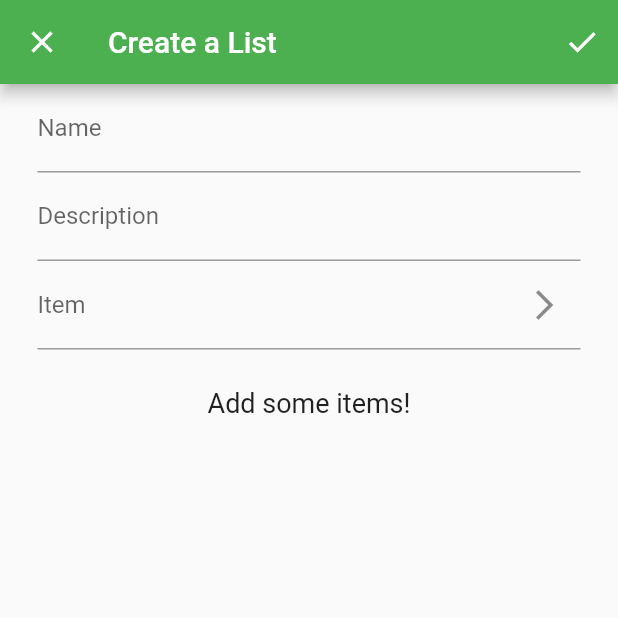
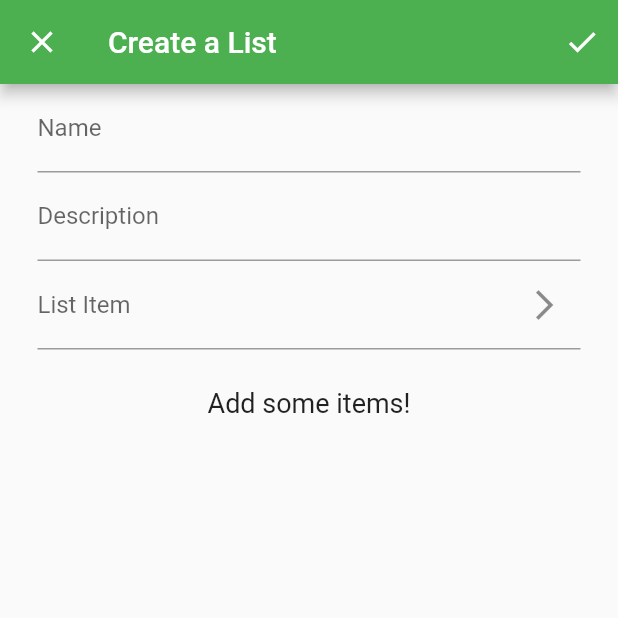
Before and after one commit to ForkBombGIT/List-Manager, a Flutter app: the screen it shows after launch, after a tap on the "add" icon, on a phone screen of 412 x 824 dp, the top half of it. Run offline on Flutter 3.47's test engine with Material 2 defaults, Android fonts, the phone set to English and light mode, and no system bars.

Commit message:
Add list editing after creation

```diff
--- a/list_manager/lib/homepage.dart
+++ b/list_manager/lib/homepage.dart
@@ -1,6 +1,7 @@
 import 'package:flutter/material.dart';
-import 'newlist.dart';
-import 'listobject.dart';
+import 'package:list_manager/newlist.dart';
+import 'package:list_manager/listobject.dart';
+import 'package:list_manager/listobjectview.dart';
 
 class HomePage extends StatefulWidget {
   HomePage({Key key, this.title}) : super(key: key);
@@ -23,7 +24,7 @@ class _HomePageState extends State<HomePage> {
           Expanded(
             child: Padding (
               padding: (lists.length == 0) ? EdgeInsets.symmetric(vertical: 25.0) : EdgeInsets.symmetric(vertical: 5.0, horizontal: 5.0),
-              child: _buildComponent()
+              child: _buildListComponent()
             ),
           ),
         ]
@@ -38,23 +39,8 @@ class _HomePageState extends State<HomePage> {
     );
   }
 
-  //opens window for list creation
-  _newList(BuildContext ctx) async {
-    ListObject result = await Navigator.push(
-      ctx,
-      MaterialPageRoute(builder: (context) => NewList()),
-    );
-
-    //if there is a result, add it to the list
-    if (result != null) {
-      setState(() {
-        lists.add(result);
-      });
-    }
-  }
-
   //builds listview depending on whether there is data or not
-  Widget _buildComponent() {
+  Widget _buildListComponent() {
     if (lists.length == 0) return Text('Create some lists!', textAlign: TextAlign.center, style: TextStyle(fontSize: 24.0));
     return ListView.builder(
       itemCount: lists.length,
@@ -68,13 +54,34 @@ class _HomePageState extends State<HomePage> {
       child: ListTile (
         title: Text(lists[index].name),
         subtitle: Text(lists[index].description),
-        trailing: Icon(Icons.arrow_forward_ios),
-        onTap: () {_handleTileTap(ctx);}
+        onTap: () {
+            _handleTileTap(ctx,index);
+        },
       )
     );
   }
 
-  Widget _handleTileTap(BuildContext ctx) {
+  //opens window for list creation
+  _newList(BuildContext ctx) async {
+    ListObject result = await Navigator.push(
+      ctx,
+      MaterialPageRoute(builder: (context) => NewList(title: "Create a List")),
+    );
 
+    //if there is a result, add it to the list
+    if (result != null) {
+      setState(() {
+        lists.add(result);
+      });
+    }
+  }
+
+  _handleTileTap(BuildContext ctx, int index) async{
+    ListObject result = await Navigator.push(
+      ctx,
+      MaterialPageRoute(builder: (context) => ListObjectView(listobj: lists[index])),
+    );
+
+    lists[index] = result;
   }
 }
--- a/list_manager/lib/listobject.dart
+++ b/list_manager/lib/listobject.dart
@@ -1,6 +1,12 @@
 class ListObject {
   String name, description;
-  List contents;
+  List _contents;
 
-  ListObject(String name, String desc, List contents) : name = name, description = desc, contents = contents;
+  //constructor
+  ListObject(String name, String desc, List contents) : name = name, description = desc, _contents = contents;
+
+  //getters and setters
+  List getItems() {return _contents;}
+  addItem(String item) {_contents.add(item);}
+  removeItem(String item) {_contents.remove(item);}
 }
--- a/list_manager/lib/main.dart
+++ b/list_manager/lib/main.dart
@@ -1,5 +1,5 @@
 import 'package:flutter/material.dart';
-import 'homepage.dart';
+import 'package:list_manager/homepage.dart';
 
 void main() => runApp(ListManager());
 
--- a/list_manager/lib/newlist.dart
+++ b/list_manager/lib/newlist.dart
@@ -18,7 +18,7 @@ class _NewListState extends State<NewList> {
   Widget build(BuildContext context) {
     return Scaffold(
       appBar: AppBar(
-        title: Text("Create a List"),
+        title: Text(widget.title),
         leading: new IconButton(
           icon: new Icon(Icons.close),
           onPressed: () => Navigator.of(context).pop(null),
@@ -40,7 +40,7 @@ class _NewListState extends State<NewList> {
               child: TextFormField(
                 validator:  (value) {
                   if (value.isEmpty)
-                    return 'List Name can\'t be left empty';
+                    return 'The List Name can\'t be left empty';
                   return null;
                 },
                 controller: listNameController,
@@ -63,7 +63,7 @@ class _NewListState extends State<NewList> {
               child: TextFormField(
                 controller: listItemController,
                 decoration: new InputDecoration(
-                  labelText: 'Item',
+                  labelText: 'List Item',
                   suffixIcon:
                   IconButton(icon: Icon(Icons.arrow_forward_ios),
                    onPressed: () {
```
Also changed, not shown: list_manager/lib/listobjectview.dart (added, +82 -0 lines), 1 other file.
